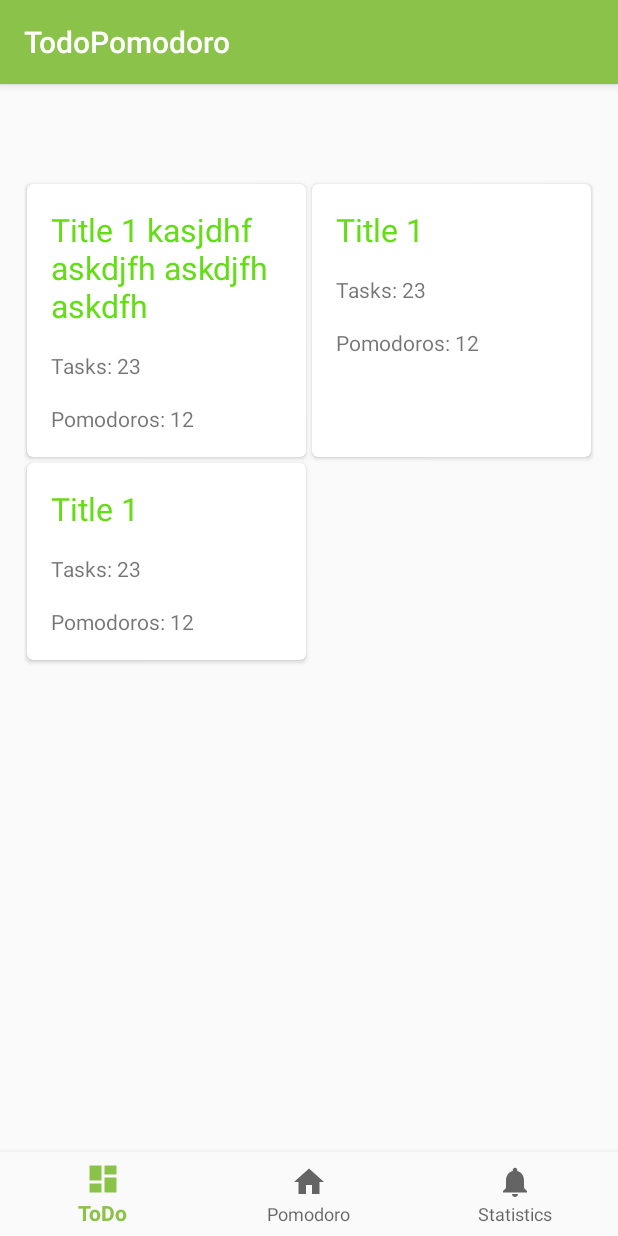
After one commit to avin-sharma/TodoPomodoro, an Android app: the fragment GridFragment placed in its activity, on a phone screen of 412 x 824 dp. The commit adds this screen. Run offline under Robolectric (Android 15) with nearby library versions, the phone set to English and light mode, and no system bars; our stand-ins replace Firebase (no records; nobody signed in at launch, a user with empty details on screens opened directly); libraries missing offline, so code that uses them is left out: com.firebase.ui.

Commit message:
Added recyclerView(grid) to GridFragment

```diff
--- a/app/build.gradle
+++ b/app/build.gradle
@@ -35,4 +35,5 @@ dependencies {
 }
 
 
+
 apply plugin: 'com.google.gms.google-services'
--- a/app/src/main/java/com/avinsharma/todopomodoro/MainActivity.java
+++ b/app/src/main/java/com/avinsharma/todopomodoro/MainActivity.java
@@ -1,14 +1,12 @@
 package com.avinsharma.todopomodoro;
 
 import android.os.Bundle;
-import android.os.CountDownTimer;
 import android.support.annotation.NonNull;
 import android.support.design.widget.BottomNavigationView;
 import android.support.v7.app.AppCompatActivity;
 import android.view.MenuItem;
-import android.view.View;
-import android.widget.TextView;
 
+import com.avinsharma.todopomodoro.grid.GridFragment;
 import com.firebase.ui.auth.AuthUI;
 import com.google.firebase.auth.FirebaseAuth;
 import com.google.firebase.auth.FirebaseUser;
@@ -17,8 +15,6 @@ import java.util.Arrays;
 
 public class MainActivity extends AppCompatActivity {
 
-    private TextView mTimerTextView;
-    private boolean mTimerOn = false;
     private static final int RC_SIGN_IN = 123;
     private FirebaseUser user;
 
@@ -30,8 +26,10 @@ public class MainActivity extends AppCompatActivity {
         public boolean onNavigationItemSelected(@NonNull MenuItem item) {
             switch (item.getItemId()) {
                 case R.id.navigation_pomodoro:
+                    getSupportFragmentManager().beginTransaction().replace(R.id.container, new PomodoroFragment()).commit();
                     return true;
                 case R.id.navigation_todo:
+                    getSupportFragmentManager().beginTransaction().replace(R.id.container, new GridFragment()).commit();
                     return true;
                 case R.id.navigation_stats:
                     return true;
@@ -46,6 +44,7 @@ public class MainActivity extends AppCompatActivity {
         super.onCreate(savedInstanceState);
         setContentView(R.layout.activity_main);
 
+        // Check if the user is logged in
         FirebaseAuth auth = FirebaseAuth.getInstance();
         if (auth.getCurrentUser() != null) {
             // already signed in
@@ -65,35 +64,6 @@ public class MainActivity extends AppCompatActivity {
 
         BottomNavigationView navigation = (BottomNavigationView) findViewById(R.id.navigation);
         navigation.setOnNavigationItemSelectedListener(mOnNavigationItemSelectedListener);
-
-        mTimerTextView = (TextView) findViewById(R.id.timer_text_view); // TextView displayed as timer
-        //Count down timer
-        final CountDownTimer countDownTimer = new CountDownTimer(1500000, 1000) {
-            public void onTick(long millisUntilFinished) {
-                String msg = "" + (int)((millisUntilFinished) / 1000 / 60) + ":" + (millisUntilFinished / 1000)%60;
-                mTimerTextView.setText(msg);
-            }
-
-            public void onFinish() {
-                mTimerTextView.setText("done!");
-            }
-        };
-
-        // Setting Stop/Start of timer
-        mTimerTextView.setOnClickListener(new View.OnClickListener() {
-            @Override
-            public void onClick(View view) {
-                if (!mTimerOn){
-                    countDownTimer.start();
-                    mTimerOn = true;
-                } else {
-                    countDownTimer.cancel();
-                    mTimerOn = false;
-                }
-
-            }
-        });
-
     }
 
 }
--- /dev/null
+++ b/app/src/main/java/com/avinsharma/todopomodoro/PomodoroFragment.java
@@ -0,0 +1,59 @@
+package com.avinsharma.todopomodoro;
+
+import android.os.Bundle;
+import android.os.CountDownTimer;
+import android.support.v4.app.Fragment;
+import android.view.LayoutInflater;
+import android.view.View;
+import android.view.ViewGroup;
+import android.widget.TextView;
+
+
+public class PomodoroFragment extends Fragment {
+
+    private TextView mTimerTextView;
+    private boolean mTimerOn = false;
+
+    public PomodoroFragment() {
+        // Required empty public constructor
+    }
+
+    @Override
+    public View onCreateView(LayoutInflater inflater, ViewGroup container,
+                             Bundle savedInstanceState) {
+        // Inflate the layout for this fragment
+        View view = inflater.inflate(R.layout.fragment_pomodoro, container, false);
+
+        mTimerTextView = (TextView) view.findViewById(R.id.timer_text_view); // TextView displayed as timer
+        //Count down timer
+        final CountDownTimer countDownTimer = new CountDownTimer(1500000, 1000) {
+            public void onTick(long millisUntilFinished) {
+                String msg = "" + (int)((millisUntilFinished) / 1000 / 60) + ":" + (millisUntilFinished / 1000)%60;
+                mTimerTextView.setText(msg);
+            }
+
+            public void onFinish() {
+                mTimerTextView.setText("done!");
+            }
+        };
+
+        // Setting Stop/Start of timer
+        mTimerTextView.setOnClickListener(new View.OnClickListener() {
+            @Override
+            public void onClick(View view) {
+                if (!mTimerOn){
+                    countDownTimer.start();
+                    mTimerOn = true;
+                } else {
+                    countDownTimer.cancel();
+                    mTimerOn = false;
+                }
+
+            }
+        });
+
+        return view;
+    }
+
+
+}
--- a/app/src/main/java/com/avinsharma/todopomodoro/TodoFragment.java
+++ /dev/null
@@ -1,33 +0,0 @@
-package com.avinsharma.todopomodoro;
-
-
-import android.os.Bundle;
-import android.support.v4.app.Fragment;
-import android.view.LayoutInflater;
-import android.view.View;
-import android.view.ViewGroup;
-
-
-/**
- * A simple {@link Fragment} subclass.
- */
-public class TodoFragment extends Fragment {
-
-
-    public TodoFragment() {
-        // Required empty public constructor
-    }
-
-
-    @Override
-    public View onCreateView(LayoutInflater inflater, ViewGroup container,
-                             Bundle savedInstanceState) {
-        // Inflate the layout for this fragment
-        View view = inflater.inflate(R.layout.fragment_todo, container, false);
-
-
-
-        return view;
-    }
-
-}
--- /dev/null
+++ b/app/src/main/java/com/avinsharma/todopomodoro/grid/GridAdapter.java
@@ -0,0 +1,77 @@
+package com.avinsharma.todopomodoro.grid;
+
+import android.support.v7.widget.RecyclerView;
+import android.util.Log;
+import android.view.LayoutInflater;
+import android.view.View;
+import android.view.ViewGroup;
+import android.widget.TextView;
+
+import com.avinsharma.todopomodoro.R;
+
+import java.util.ArrayList;
+
+/**
+ * Created by Avin on 07-04-2017.
+ */
+
+public class GridAdapter extends RecyclerView.Adapter<GridAdapter.ViewHolder> {
+
+    private ArrayList<GridTodoItem> items;
+
+    // Provide a reference to the views for each data item
+    // Complex data items may need more than one view per item, and
+    // you provide access to all the views for a data item in a view holder
+    public static class ViewHolder extends RecyclerView.ViewHolder {
+        // each data item is just a string in this case
+        public TextView title;
+        public TextView itemCount;
+        public TextView pomodoroCount;
+
+        public ViewHolder(View view, TextView title, TextView itemCount, TextView pomodoroCount) {
+            super(view);
+            this.title = title;
+            this.itemCount = itemCount;
+            this.pomodoroCount = pomodoroCount;
+        }
+    }
+
+    // Provide a suitable constructor (depends on the kind of dataset)
+    public GridAdapter(ArrayList<GridTodoItem> items) {
+        this.items = items;
+    }
+
+    // Create new views (invoked by the layout manager)
+    @Override
+    public GridAdapter.ViewHolder onCreateViewHolder(ViewGroup parent,
+                                                   int viewType) {
+        // create a new view
+        View view = LayoutInflater.from(parent.getContext())
+                .inflate(R.layout.grid_list_item, parent, false);
+        TextView title = (TextView) view.findViewById(R.id.title_text_view);
+        TextView itemCount = (TextView) view.findViewById(R.id.item_count_text_view);
+        TextView pomodoroCount = (TextView) view.findViewById(R.id.pomodoro_count_text_view);
+
+        ViewHolder vh = new ViewHolder(view, title, itemCount, pomodoroCount);
+        return vh;
+    }
+
+    // Replace the contents of a view (invoked by the layout manager)
+    @Override
+    public void onBindViewHolder(ViewHolder holder, int position) {
+        // - get element from your dataset at this position
+        // - replace the contents of the view with that element
+        Log.d("GridAdapter", items.get(position).getTitle());
+        holder.title.setText(items.get(position).getTitle());
+        String itemCountText = "Tasks: " + String.valueOf(items.get(position).getItemCount());
+        holder.itemCount.setText(itemCountText);
+        String pomodoroText = "Pomodoros: " + String.valueOf(items.get(position).getPomodoroCount());
+        holder.pomodoroCount.setText(pomodoroText);
+    }
+
+    // Return the size of your dataset (invoked by the layout manager)
+    @Override
+    public int getItemCount() {
+        return items.size();
+    }
+}
--- /dev/null
+++ b/app/src/main/java/com/avinsharma/todopomodoro/grid/GridFragment.java
@@ -0,0 +1,57 @@
+package com.avinsharma.todopomodoro.grid;
+
+
+import android.os.Bundle;
+import android.support.v4.app.Fragment;
+import android.support.v7.widget.GridLayoutManager;
+import android.support.v7.widget.RecyclerView;
+import android.view.LayoutInflater;
+import android.view.View;
+import android.view.ViewGroup;
+import android.widget.TextView;
+
+import com.avinsharma.todopomodoro.R;
+import com.google.firebase.auth.FirebaseAuth;
+
+import java.util.ArrayList;
+
+
+/**
+ * A simple {@link Fragment} subclass.
+ */
+public class GridFragment extends Fragment {
+
+
+    public GridFragment() {
+        // Required empty public constructor
+    }
+
+    RecyclerView grid;
+    TextView username;
+
+
+    @Override
+    public View onCreateView(LayoutInflater inflater, ViewGroup container,
+                             Bundle savedInstanceState) {
+        // Inflate the layout for this fragment
+        View view = inflater.inflate(R.layout.fragment_todo, container, false);
+
+        username =  (TextView) view.findViewById(R.id.user_name_title);
+        username.setText(FirebaseAuth.getInstance().getCurrentUser().getDisplayName());
+        grid = (RecyclerView) view.findViewById(R.id.todo_recycler_view);
+
+        ArrayList<GridTodoItem> items = new ArrayList<>();
+        items.add(new GridTodoItem("Title 1 kasjdhf askdjfh askdjfh askdfh", 23, 12));
+        items.add(new GridTodoItem("Title 1", 23, 12));
+        items.add(new GridTodoItem("Title 1", 23, 12));
+
+        GridLayoutManager layoutManager = new GridLayoutManager(getContext(), 2);
+        grid.setLayoutManager(layoutManager);
+
+        GridAdapter adapter = new GridAdapter(items);
+        grid.setAdapter(adapter);
+
+        return view;
+    }
+
+}
--- /dev/null
+++ b/app/src/main/java/com/avinsharma/todopomodoro/grid/GridTodoItem.java
@@ -0,0 +1,41 @@
+package com.avinsharma.todopomodoro.grid;
+
+/**
+ * Created by Avin on 07-04-2017.
+ */
+
+public class GridTodoItem {
+    private String title;
+    private int itemCount;
+    private int pomodoroCount;
+
+    public GridTodoItem(String title, int items, int pomodoroCount) {
+        this.title = title;
+        this.itemCount = items;
+        this.pomodoroCount = pomodoroCount;
+    }
+
+    public String getTitle() {
+        return title;
+    }
+
+    public void setTitle(String title) {
+        this.title = title;
+    }
+
+    public int getItemCount() {
+        return itemCount;
+    }
+
+    public void setItemCount(int itemCount) {
+        this.itemCount = itemCount;
+    }
+
+    public int getPomodoroCount() {
+        return pomodoroCount;
+    }
+
+    public void setPomodoroCount(int pomodoroCount) {
+        this.pomodoroCount = pomodoroCount;
+    }
+}
--- a/app/src/main/res/layout/activity_main.xml
+++ b/app/src/main/res/layout/activity_main.xml
@@ -2,27 +2,18 @@
 <LinearLayout xmlns:android="http://schemas.android.com/apk/res/android"
     xmlns:app="http://schemas.android.com/apk/res-auto"
     xmlns:tools="http://schemas.android.com/tools"
-    android:id="@+id/container"
     android:layout_width="match_parent"
     android:layout_height="match_parent"
     android:orientation="vertical"
     tools:context="com.avinsharma.todopomodoro.MainActivity">
 
+
     <FrameLayout
-        android:id="@+id/content"
+        android:id="@+id/container"
         android:layout_width="match_parent"
         android:layout_height="0dp"
-        android:layout_weight="1">
+        android:layout_weight="1"/>
 
-        <TextView
-            android:id="@+id/timer_text_view"
-            android:layout_width="wrap_content"
-            android:layout_height="wrap_content"
-            android:textAppearance="?android:textAppearanceLarge"
-            android:layout_gravity="center"
-            android:text="@string/start_pomodoro"
-            tools:text="@string/app_name"/>
-    </FrameLayout>
 
     <android.support.design.widget.BottomNavigationView
         android:id="@+id/navigation"
--- /dev/null
+++ b/app/src/main/res/layout/fragment_pomodoro.xml
@@ -0,0 +1,17 @@
+<FrameLayout xmlns:android="http://schemas.android.com/apk/res/android"
+    xmlns:tools="http://schemas.android.com/tools"
+    android:layout_width="match_parent"
+    android:layout_height="match_parent"
+    tools:context="com.avinsharma.todopomodoro.PomodoroFragment">
+
+    <!-- TODO: Update blank fragment layout -->
+    <TextView
+        android:id="@+id/timer_text_view"
+        android:layout_width="wrap_content"
+        android:layout_height="wrap_content"
+        android:textAppearance="?android:textAppearanceLarge"
+        android:layout_gravity="center"
+        android:text="@string/start_pomodoro"
+        tools:text="@string/app_name"/>
+
+</FrameLayout>
--- a/app/src/main/res/layout/fragment_todo.xml
+++ b/app/src/main/res/layout/fragment_todo.xml
@@ -1,12 +1,24 @@
-<FrameLayout xmlns:android="http://schemas.android.com/apk/res/android"
+<LinearLayout xmlns:android="http://schemas.android.com/apk/res/android"
     xmlns:tools="http://schemas.android.com/tools"
     android:layout_width="match_parent"
     android:layout_height="match_parent"
-    tools:context="com.avinsharma.todopomodoro.TodoFragment">
+    android:layout_margin="@dimen/activity_horizontal_margin"
+    android:orientation="vertical"
+    tools:context="com.avinsharma.todopomodoro.grid.GridFragment">
+
+    <TextView
+        android:id="@+id/user_name_title"
+        android:layout_width="wrap_content"
+        android:layout_height="wrap_content"
+        android:textSize="24sp"
+        android:layout_marginBottom="@dimen/activity_horizontal_margin"
+        android:textColor="@color/colorGridTitle"
+        tools:text="Hi Avin!"/>
 
     <android.support.v7.widget.RecyclerView
         android:id="@+id/todo_recycler_view"
         android:layout_width="match_parent"
-        android:layout_height="wrap_content"/>
+        android:layout_height="0dp"
+        android:layout_weight="1"/>
 
-</FrameLayout>
+</LinearLayout>
--- /dev/null
+++ b/app/src/main/res/layout/grid_list_item.xml
@@ -0,0 +1,42 @@
+<?xml version="1.0" encoding="utf-8"?>
+
+
+<android.support.v7.widget.CardView xmlns:android="http://schemas.android.com/apk/res/android"
+    xmlns:card_view="http://schemas.android.com/apk/res-auto"
+    xmlns:tools="http://schemas.android.com/tools"
+    android:id="@+id/card_view"
+    android:layout_width="match_parent"
+    android:layout_height="wrap_content"
+    android:layout_gravity="center"
+    android:layout_margin="@dimen/grid_item_padding"
+    card_view:cardCornerRadius="4dp">
+
+    <LinearLayout
+        android:layout_width="match_parent"
+        android:layout_height="match_parent"
+        android:orientation="vertical"
+        android:padding="@dimen/activity_horizontal_margin">
+
+        <TextView
+            android:id="@+id/title_text_view"
+            android:layout_width="match_parent"
+            android:layout_height="wrap_content"
+            android:textColor="@color/colorGridTitle"
+            android:textSize="@dimen/grid_item_title_text_size"
+            tools:text="TextView" />
+
+        <TextView
+            android:id="@+id/item_count_text_view"
+            android:layout_width="match_parent"
+            android:layout_height="wrap_content"
+            tools:text="14 Items"
+            android:layout_marginBottom="@dimen/activity_vertical_margin"
+            android:layout_marginTop="@dimen/activity_vertical_margin"/>
+
+        <TextView
+            android:id="@+id/pomodoro_count_text_view"
+            android:layout_width="match_parent"
+            android:layout_height="wrap_content"
+            tools:text="20 Pomo" />
+    </LinearLayout>
+</android.support.v7.widget.CardView>
--- a/app/src/main/res/values/colors.xml
+++ b/app/src/main/res/values/colors.xml
@@ -1,6 +1,8 @@
 <?xml version="1.0" encoding="utf-8"?>
 <resources>
-    <color name="colorPrimary">#3F51B5</color>
-    <color name="colorPrimaryDark">#303F9F</color>
-    <color name="colorAccent">#FF4081</color>
+    <color name="colorPrimary">#8BC34A</color>
+    <color name="colorPrimaryDark">#33691E</color>
+    <color name="colorAccent">#2196F3</color>
+
+    <color name="colorGridTitle">#64DD17</color>
 </resources>
--- a/app/src/main/res/values/dimens.xml
+++ b/app/src/main/res/values/dimens.xml
@@ -2,4 +2,6 @@
     <!-- Default screen margins, per the Android Design guidelines. -->
     <dimen name="activity_horizontal_margin">16dp</dimen>
     <dimen name="activity_vertical_margin">16dp</dimen>
+    <dimen name="grid_item_title_text_size">21sp</dimen>
+    <dimen name="grid_item_padding">2dp</dimen>
 </resources>
--- a/app/src/main/res/values/strings.xml
+++ b/app/src/main/res/values/strings.xml
@@ -11,4 +11,7 @@
     <!-- Facebook Application ID, prefixed by 'fb'.  Enables Chrome Custom tabs. -->
     <string name="facebook_login_protocol_scheme" translatable="false">fb193322817840538</string>
 
+    <!-- TODO: Remove or change this placeholder text -->
+    <string name="hello_blank_fragment">Hello blank fragment</string>
+
 </resources>
```
